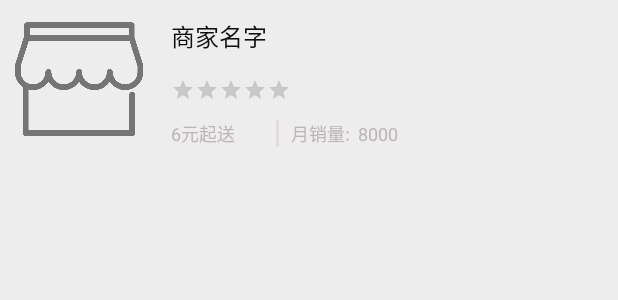
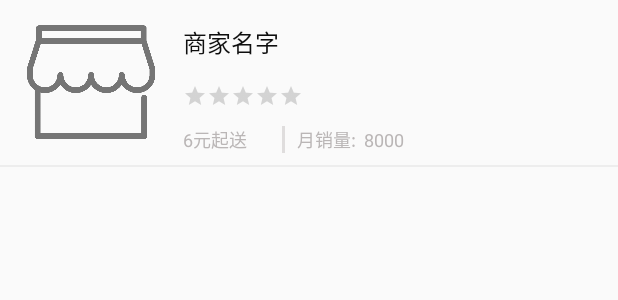
Before and after one commit to ymy520/APP, an Android app: the layout item_fragment_mechant.xml on its own in the app's theme, with its tools: preview values and no code run, on a phone screen of 412 x 824 dp. Shown: the top 300 px of the screen. Run offline under Robolectric (Android 15) with nearby library versions, the phone set to English and light mode, and no system bars.

```diff
--- a/src/main/res/layout/item_fragment_mechant.xml
+++ b/src/main/res/layout/item_fragment_mechant.xml
@@ -1,15 +1,23 @@
 <?xml version="1.0" encoding="utf-8"?>
-<RelativeLayout xmlns:android="http://schemas.android.com/apk/res/android"
+<LinearLayout xmlns:android="http://schemas.android.com/apk/res/android"
               android:layout_width="match_parent"
               android:layout_height="match_parent"
-                android:padding="8dp"
-                android:background="@color/whole_divider">
+              android:orientation="vertical"
+    >
+
+    <RelativeLayout
+        android:layout_width="match_parent"
+        android:layout_height="110dp"
+        android:layout_marginLeft="16dp"
+        android:layout_marginRight="16dp"
+        >
 
         <ImageView
             android:id="@+id/ifm_iv_img"
             android:layout_width="90dp"
             android:layout_height="90dp"
             android:scaleType="fitXY"
+            android:layout_centerVertical="true"
             android:src="@drawable/bottom_rb_merchant"/>
 
         <TextView
@@ -17,28 +25,28 @@
             android:layout_width="wrap_content"
             android:layout_height="wrap_content"
             android:layout_marginLeft="16dp"
-        android:layout_marginTop="4dp"
+            android:layout_marginTop="16dp"
+            android:layout_toRightOf="@+id/ifm_iv_img"
             android:text="商家名字"
-        android:textSize="16dp"
             android:textColor="#0e0e0e"
-        android:layout_toRightOf="@+id/ifm_iv_img"/>
+            android:textSize="16dp"/>
 
         <RatingBar
             android:id="@+id/ifm_rb_score"
+            style="?android:attr/ratingBarStyleSmall"
             android:layout_width="wrap_content"
             android:layout_height="wrap_content"
+            android:layout_below="@+id/ifm_tv_title"
+            android:layout_marginLeft="16dp"
             android:layout_marginTop="16dp"
-        android:layout_marginLeft="16dp"
-        style="?android:attr/ratingBarStyleSmall"
-        android:layout_below="@+id/ifm_tv_title"
             android:layout_toRightOf="@+id/ifm_iv_img"/>
 
         <LinearLayout
             android:layout_width="match_parent"
             android:layout_height="wrap_content"
+            android:layout_below="@+id/ifm_rb_score"
+            android:layout_marginLeft="16dp"
             android:layout_marginTop="12dp"
-        android:layout_marginLeft="16dp"
-        android:layout_below="@+id/ifm_rb_score"
             android:layout_toRightOf="@+id/ifm_iv_img"
             >
 
@@ -47,27 +55,29 @@
                 android:layout_width="0dp"
                 android:layout_height="wrap_content"
                 android:layout_weight="1"
+                android:text="6元起送"
+                android:textColor="#bab6b6"
                 android:textSize="12dp"
-            android:textColor="#bab6b6"
-            android:text="6元起送"
                 />
+
             <ImageView
                 android:layout_width="2dp"
                 android:layout_height="match_parent"
                 android:background="#dfdddd"
                 />
+
             <LinearLayout
                 android:layout_width="0dp"
                 android:layout_height="match_parent"
-            android:layout_weight="3"
-            android:layout_marginLeft="8dp">
+                android:layout_marginLeft="8dp"
+                android:layout_weight="3">
 
                 <TextView
                     android:layout_width="wrap_content"
                     android:layout_height="wrap_content"
+                    android:text="月销量:  "
+                    android:textColor="#bab6b6"
                     android:textSize="12dp"
-                android:textColor="#bab6b6"
-                android:text="月销量:  "
                     />
 
                 <TextView
@@ -75,12 +85,19 @@
                     android:layout_width="0dp"
                     android:layout_height="wrap_content"
                     android:layout_weight="1"
+                    android:text="8000"
+                    android:textColor="#bab6b6"
                     android:textSize="12dp"
-                android:textColor="#bab6b6"
-                android:text="8000"
                     />
             </LinearLayout>
         </LinearLayout>
+    </RelativeLayout>
+
+    <!--分割线-->
+    <TextView
+        android:layout_width="match_parent"
+        android:layout_height="1dp"
+        android:background="@color/whole_divider"/>
 
 
-</RelativeLayout>
+</LinearLayout>
```
Also changed, not shown: src/main/java/cn/elife/adapters/MerchantFragmentAdapter.java (+88 -36 lines), src/main/java/cn/elife/bean/Merchant.java (+12 -0 lines), src/main/java/cn/elife/fragments/MerchantFragment.java (+49 -22 lines), src/main/res/layout/fragment_meichant.xml (+4 -3 lines), 1 other file. Lines whose indentation alone changed are shown as unchanged.
